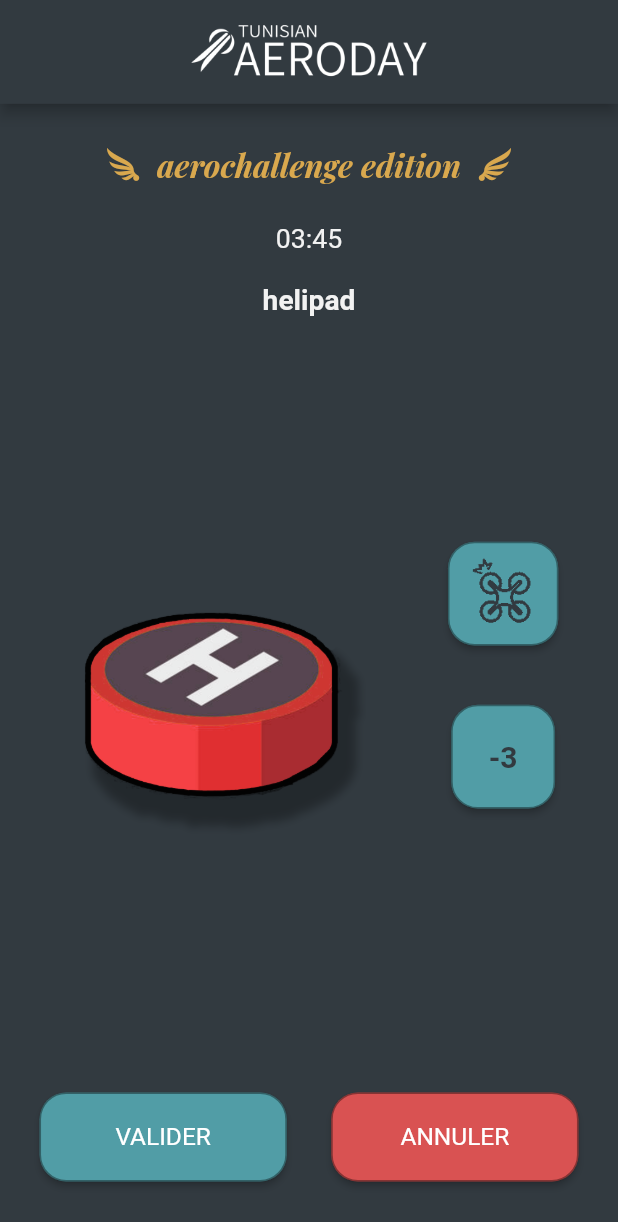
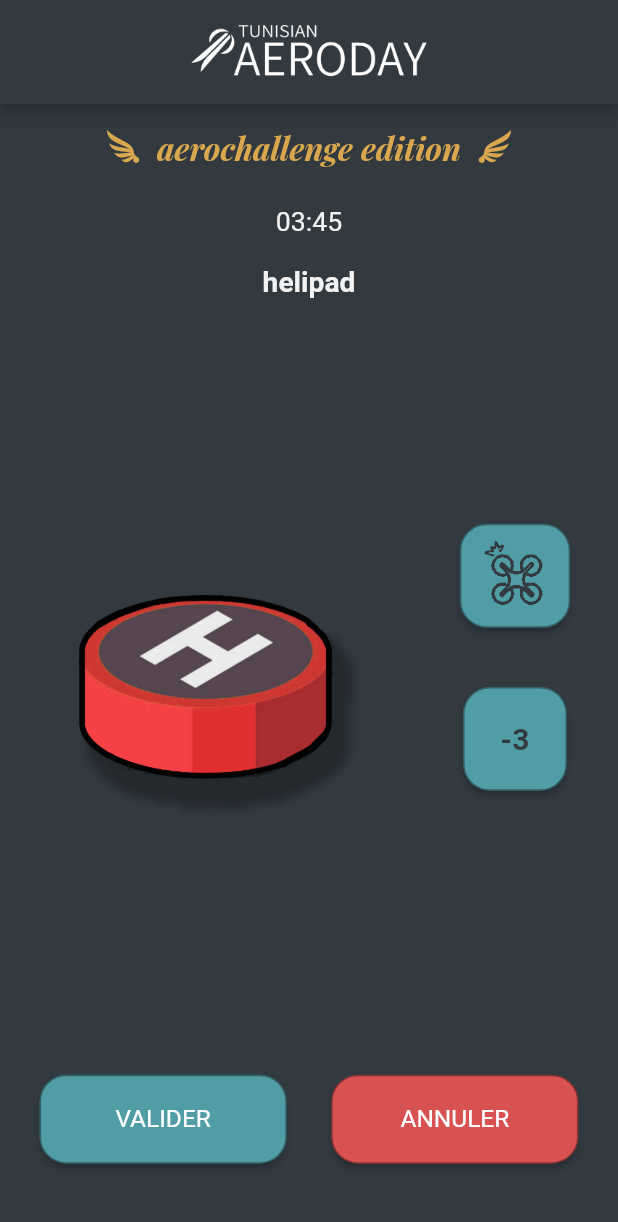
Before and after one commit to kanounzied/aerochallenge_app, a Flutter app: the Game screen opened directly with empty values, on a phone screen of 412 x 824 dp. Shown: the top 1222 px of the screen. Run offline on Flutter 3.47's test engine with Material 2 defaults, Android fonts, the phone set to English and light mode, and no system bars; drawn by our look-alikes of carousel_slider; our stand-ins replace cloud_firestore, firebase_core; accounts and stored records are empty.

Commit message:
remove padding

```diff
--- a/lib/screens/game/game.dart
+++ b/lib/screens/game/game.dart
@@ -23,9 +23,7 @@ class _GameState extends State<Game> {
     return Scaffold(
       appBar: AppbarAeroday.getAppbar(),
       backgroundColor: DARK_COLOR,
-      body: Padding(
-        padding: EdgeInsets.all(SizeConfig.defaultSize * 1.2),
-        child: Column(
+      body: Column(
         children: [
           SizedBox(
             height: SizeConfig.defaultSize * 1.5,
@@ -56,7 +54,6 @@ class _GameState extends State<Game> {
           )
         ],
       ),
-      ),
     );
   }
 }
```
Lines whose indentation alone changed are shown as unchanged.
